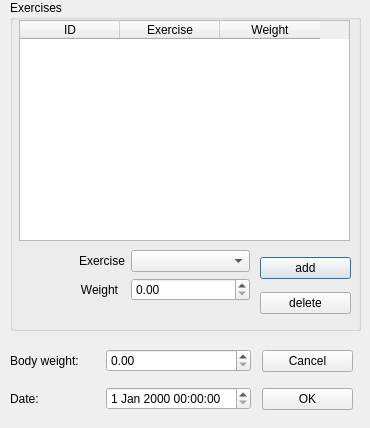
This is sessiondialog.ui in nmeyering/myocardio as Qt 5 draws it before an edit. The edited form follows.
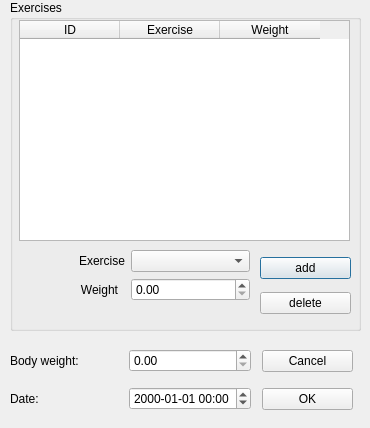
This is the edited form.

Commit message: almost functional

Patch:
```diff
--- a/sessiondialog.ui
+++ b/sessiondialog.ui
@@ -144,7 +144,11 @@
      </widget>
     </item>
     <item row="2" column="1">
-     <widget class="QDateTimeEdit" name="dateTimeEdit"/>
+     <widget class="QDateTimeEdit" name="dateTimeEdit">
+      <property name="displayFormat">
+       <string>yyyy-MM-dd hh:mm</string>
+      </property>
+     </widget>
     </item>
     <item row="1" column="1">
      <widget class="QDoubleSpinBox" name="doubleSpinBox">
```
Left out of the diff: 11 changed lines with no effect on the pictures. The commit also changes 2 other files.
